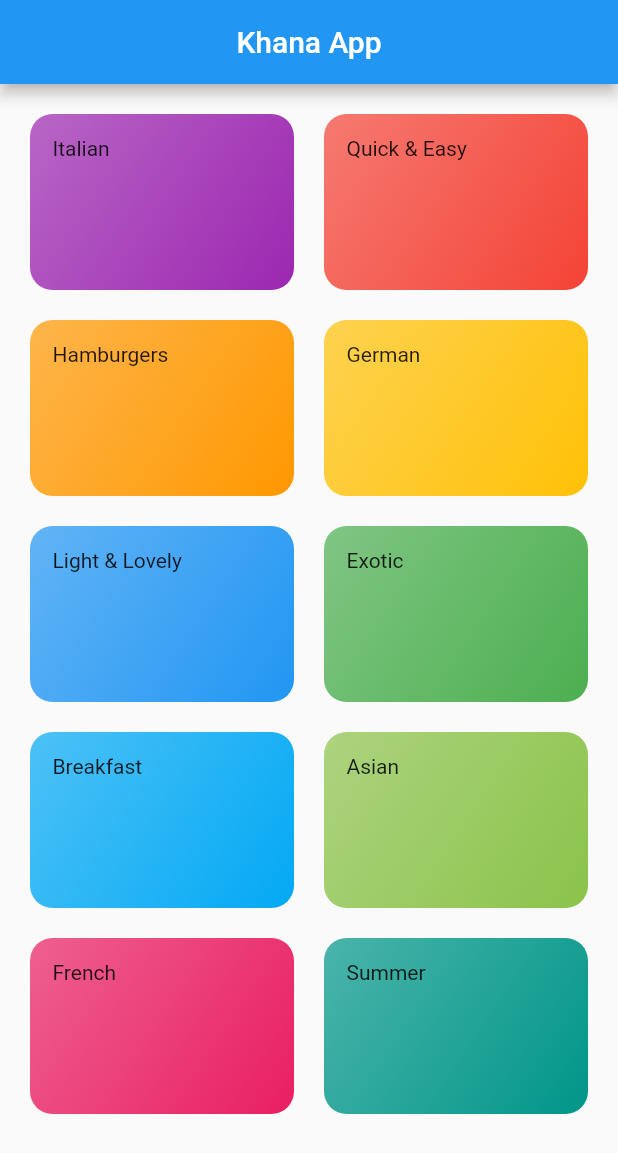
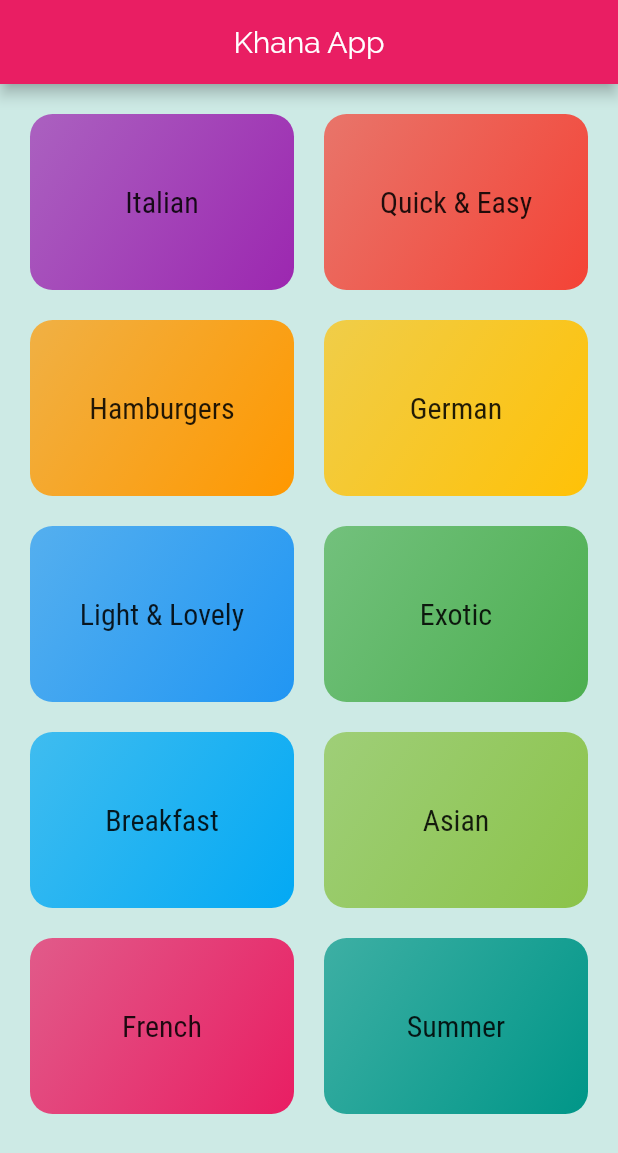
Before and after one commit to usamaTheFirst/Meal-App, a Flutter app: the screen it shows after launch, on a phone screen of 412 x 824 dp. Shown: the top 1153 px of the screen. Run offline on Flutter 3.47's test engine with Material 2 defaults, Android fonts, the phone set to English and light mode, and no system bars.

Commit message:
added a new screen

```diff
--- a/lib/Widgets/category_item.dart
+++ b/lib/Widgets/category_item.dart
@@ -1,17 +1,35 @@
 import 'package:flutter/material.dart';
+import 'package:flutter_complete_guide/category_meal_screen.dart';
 
 class CategoryItem extends StatelessWidget {
-  final String title;
+  final String title, id;
   final Color color;
 
-  const CategoryItem({Key key, @required this.title, @required this.color})
+  const CategoryItem(
+      {Key key, @required this.title, @required this.color, this.id})
       : super(key: key);
+  void selectCategory(context) {
+    Navigator.push(
+      context,
+      MaterialPageRoute(builder: (context) => CategoryMealScreen()),
+    );
+  }
 
   @override
   Widget build(BuildContext context) {
-    return Container(
+    return InkWell(
+      splashColor: Theme.of(context).primaryColor,
+      borderRadius: BorderRadius.circular(15),
+      highlightColor: Colors.red,
+      onTap: () => selectCategory(context),
+      child: Container(
         padding: EdgeInsets.all(15),
-      child: Text(title),
+        child: Center(
+          child: Text(
+            title,
+            style: Theme.of(context).textTheme.headline6,
+          ),
+        ),
         decoration: BoxDecoration(
           gradient: LinearGradient(
               colors: [color.withOpacity(.7), color],
@@ -19,6 +37,7 @@ class CategoryItem extends StatelessWidget {
               end: Alignment.bottomRight),
           borderRadius: BorderRadius.circular(15),
         ),
+      ),
     );
   }
 }
--- a/lib/categories_screen.dart
+++ b/lib/categories_screen.dart
@@ -21,7 +21,11 @@ class CategoriesScreen extends StatelessWidget {
               crossAxisSpacing: 20,
               mainAxisSpacing: 20),
           children: DUMMY_CATEGORIES.map((item) {
-            return CategoryItem(title: item.title, color: item.color);
+            return CategoryItem(
+              title: item.title,
+              color: item.color,
+              id: item.id,
+            );
           }).toList(),
         ),
       ),
--- a/lib/main.dart
+++ b/lib/main.dart
@@ -10,7 +10,28 @@ class MyApp extends StatelessWidget {
     return MaterialApp(
       title: 'DeliMeals',
       theme: ThemeData(
-        primarySwatch: Colors.blue,
+        primarySwatch: Colors.pink,
+        accentColor: Colors.amber,
+        canvasColor: Color.fromRGBO(205, 234, 229, 1),
+        fontFamily: 'Raleway',
+        textTheme: ThemeData.light().textTheme.copyWith(
+              bodyText1: TextStyle(
+                color: Color.fromRGBO(
+                  20,
+                  51,
+                  51,
+                  1,
+                ),
+                fontSize: 19,
+              ),
+              headline6: TextStyle(
+                fontSize: 20,
+                fontWeight: FontWeight.w500,
+                fontFamily: 'RobotoCondensed',
+              ),
+            ),
+
+        // scaffoldBackgroundColor: const Color(0xFFEFEFEF),
       ),
       home: CategoriesScreen(),
     );
```
Also changed, not shown: lib/category_meal_screen.dart (added, +21 -0 lines), pubspec.yaml (+11 -0 lines). Lines whose indentation alone changed are shown as unchanged.
